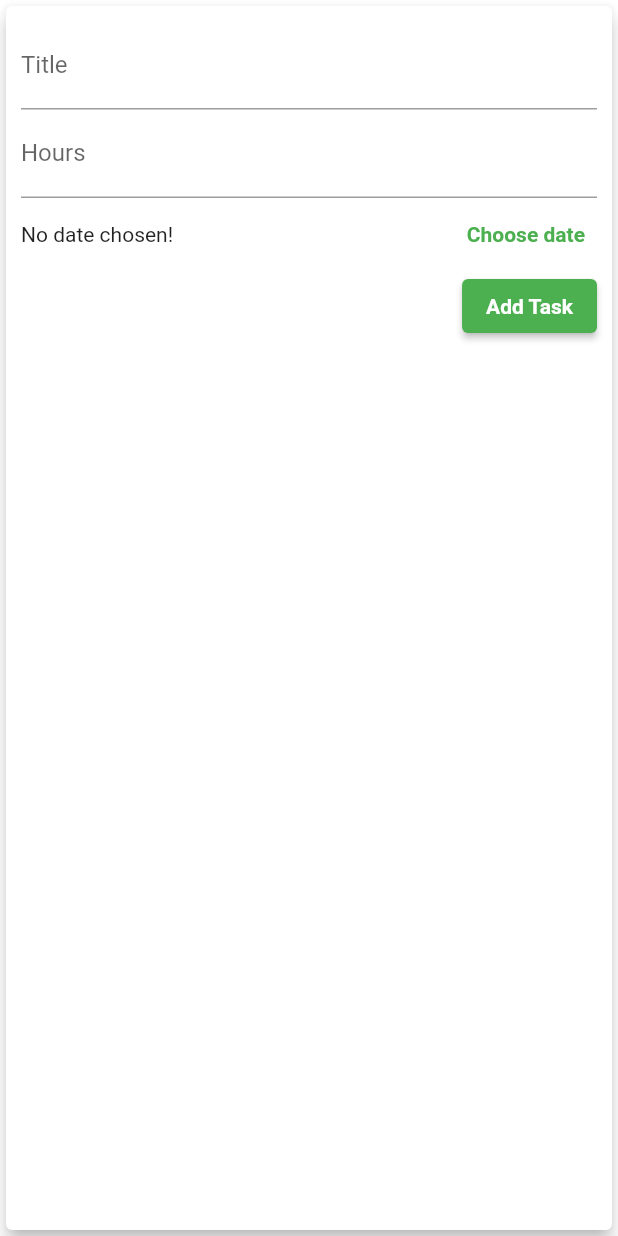
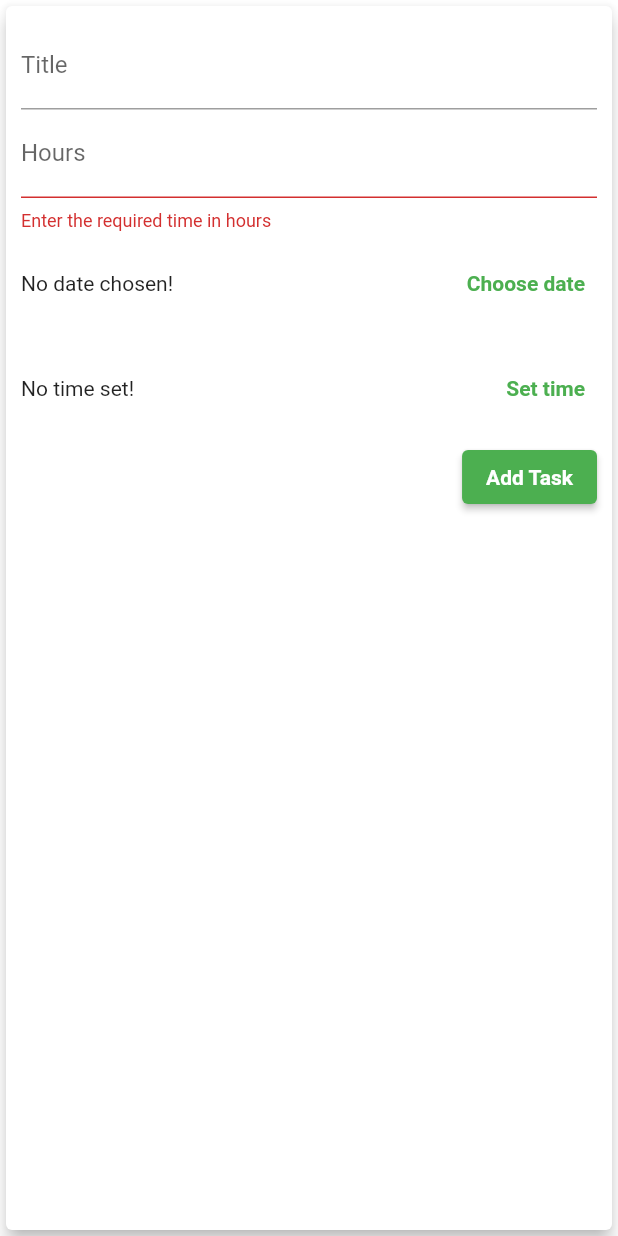
Before and after one commit to alona-gre/todo-app, a Flutter app: the NewTask screen opened by its route, after a tap on "Add Task", on a phone screen of 412 x 824 dp. Run offline on Flutter 3.47's test engine with Material 2 defaults, Android fonts, the phone set to English and light mode, and no system bars.

Commit message:
added option to set time

```diff
--- a/lib/models/Task.dart
+++ b/lib/models/Task.dart
@@ -19,14 +19,15 @@ enum Urgency {
 class Task with ChangeNotifier {
   final String id;
   final String title;
-  final String? notes;
+  final double timeRequired;
+
   final DateTime? dueDate;
   final DateTime? startDate;
-  final DateTime? time;
+  final TimeOfDay? dueDateTime;
   final DateTime? reminder;
   final Importance? importance;
   final Urgency? urgency;
-  final double timeRequired;
+  final String? notes;
   bool isSelected;
   bool isStarred;
   final String? context;
@@ -39,7 +40,7 @@ class Task with ChangeNotifier {
     this.notes,
     this.dueDate,
     this.startDate,
-    this.time,
+    this.dueDateTime,
     this.reminder,
     this.importance,
     this.urgency,
--- a/lib/providers/tasks.dart
+++ b/lib/providers/tasks.dart
@@ -18,16 +18,8 @@ class Tasks with ChangeNotifier {
       dueDate: DateTime.now().add(
         Duration(days: 2),
       ),
+      dueDateTime: TimeOfDay.now(),
       timeRequired: 3.5,
-    ),
-    Task(
-      id: 't3',
-      title: 'Send a report',
-      context: '@Office',
-      dueDate: DateTime.now().add(
-        Duration(days: 1),
-      ),
-      timeRequired: 1.5,
     ),
   ];
 
--- a/lib/screens/OutlineScreen.dart
+++ b/lib/screens/OutlineScreen.dart
@@ -3,7 +3,6 @@ import 'package:provider/provider.dart';
 
 import '../widgets/OutlineList.dart';
 import '../widgets/MainDrawer.dart';
-import '../widgets/NewTask.dart';
 import '../widgets/NewTask.dart';
 
 class OutlineScreen extends StatelessWidget {
--- a/lib/screens/TaskEditScreen.dart
+++ b/lib/screens/TaskEditScreen.dart
@@ -41,7 +41,7 @@ class _TaskEditScreenState extends State<TaskEditScreen> {
       Provider.of<Tasks>(context, listen: false).addTask(_editedTask);
     }
 
-    Navigator.of(context).pop;
+    Navigator.of(context).pop();
     print(_editedTask.title);
     print(_editedTask.timeRequired);
     // print(_editedTask.dueDate);
--- a/lib/widgets/NewTask.dart
+++ b/lib/widgets/NewTask.dart
@@ -14,18 +14,18 @@ class NewTask extends StatefulWidget {
 }
 
 class _NewTaskState extends State<NewTask> {
-  // final _titleFocus = FocusNode();
-  final _hoursFocus = FocusNode();
   final _titleController = TextEditingController();
   final _amountController = TextEditingController();
   DateTime? _selectedDate;
+  TimeOfDay? _selectedTime;
   final _form = GlobalKey<FormState>();
 
   var _newTask = Task(
     id: '',
-    title: 'title',
+    title: ' ',
     timeRequired: 0,
     dueDate: null,
+    dueDateTime: null,
   );
 
   void _submitForm() {
@@ -42,16 +42,25 @@ class _NewTaskState extends State<NewTask> {
 
     if (enteredTitle.isEmpty ||
         enteredAmount.toString().isEmpty ||
-        enteredAmount <= 0 ||
-        _selectedDate == null) {
+        enteredAmount <= 0) {
       return;
     }
 
-    Provider.of<Tasks>(context, listen: false).addTask(_newTask);
+    Provider.of<Tasks>(context, listen: false).addTask(
+      Task(
+        id: DateTime.now().toString(),
+        title: enteredTitle,
+        timeRequired: enteredAmount,
+        dueDate: _selectedDate,
+        dueDateTime: _selectedTime,
+      ),
+    );
+
     Navigator.of(context).pop();
     print(_newTask.title);
     print(_newTask.timeRequired);
     print(_newTask.dueDate);
+    print(_newTask.dueDateTime);
   }
 
   void _presentDatePicker() {
@@ -60,15 +69,35 @@ class _NewTaskState extends State<NewTask> {
       initialDate: DateTime.now(),
       firstDate: DateTime.now(),
       lastDate: DateTime(2030),
-    ).then((pickedDate) {
-      if (pickedDate == null) {
+    ).then((value) {
+      if (value == null) {
         return;
       }
       setState(() {
-        _selectedDate = pickedDate;
+        _selectedDate = value;
       });
     });
     print('...');
+  }
+
+  void _presentTimePicker() {
+    showTimePicker(
+      context: context,
+      initialTime: TimeOfDay.now(),
+    ).then((value) {
+      if (value == null) {
+        return;
+      }
+      setState(() {
+        _selectedTime = value;
+      });
+      print('...');
+    });
+  }
+
+  @override
+  void initState() {
+    super.initState();
   }
 
   @override
@@ -76,6 +105,7 @@ class _NewTaskState extends State<NewTask> {
     // Clean up the controller when the widget is disposed.
     _titleController.dispose();
     _amountController.dispose();
+
     super.dispose();
   }
 
@@ -95,44 +125,47 @@ class _NewTaskState extends State<NewTask> {
                 controller: _titleController,
                 keyboardType: TextInputType.text,
                 textInputAction: TextInputAction.next,
-                onSubmitted: (value) {
+                onChanged: (value) {
                   _newTask = Task(
                     id: null.toString(),
                     title: value.toString(),
                     dueDate: _selectedDate,
                     timeRequired: _newTask.timeRequired,
+                    dueDateTime: _selectedTime,
                   );
                 },
               ),
-              TextField(
+              TextFormField(
                 decoration: const InputDecoration(labelText: 'Hours'),
                 controller: _amountController,
                 keyboardType: const TextInputType.numberWithOptions(
                     signed: true, decimal: true),
-                textInputAction: TextInputAction.done,
-                onSubmitted: (value) {
-                  _newTask = Task(
+                textInputAction: TextInputAction.next,
+                onChanged: (value) {
+                  Task(
                     id: null.toString(),
                     title: _newTask.title,
                     dueDate: _selectedDate,
                     timeRequired: double.parse(
                       value.toString(),
                     ),
+                    dueDateTime: _selectedTime,
                   );
                 },
+                validator: (value) {
+                  if (value!.isEmpty) {
+                    return "Enter the required time in hours";
+                  }
+                  if (double.tryParse(value) == null ||
+                      double.tryParse(value)! <= 0) {
+                    return "Enter a valid number";
+                  }
+                  return null;
+                },
               ),
-              //   validator: (value) {
-              //     if (value!.isEmpty) {
-              //       return "Enter the required time in hours";
-              //     }
-              //     if (double.tryParse(value) == null ||
-              //         double.tryParse(value)! <= 0) {
-              //       return "Enter a valid number";
-              //     }
-              //     return null;
-              //   },
-              // ),
-              Row(
+              Container(
+                height: 70,
+                child: Row(
                   children: <Widget>[
                     Expanded(
                       child: Text(
@@ -152,6 +185,30 @@ class _NewTaskState extends State<NewTask> {
                     ),
                   ],
                 ),
+              ),
+              Container(
+                height: 70,
+                child: Row(
+                  children: <Widget>[
+                    Expanded(
+                      child: Text(
+                        _selectedTime == null
+                            ? 'No time set!'
+                            : 'Picked Time: ${_selectedTime!.format(context)}',
+                      ),
+                    ),
+                    TextButton(
+                      style: ElevatedButton.styleFrom(
+                        primary: Colors.white,
+                        onPrimary: Theme.of(context).primaryColor,
+                        textStyle: TextStyle(fontWeight: FontWeight.bold),
+                      ),
+                      child: Text('Set time'),
+                      onPressed: _presentTimePicker,
+                    ),
+                  ],
+                ),
+              ),
               ElevatedButton(
                 onPressed: _submitForm,
                 child: Text('Add Task'),
```
Also changed, not shown: lib/screens/TaskPreviewScreen.dart (+23 -1 lines). Lines whose indentation alone changed are shown as unchanged.
